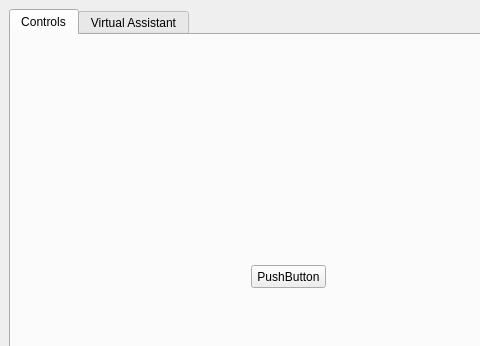
Above: UI/MainWindow.ui from ashwinpilgaonkar/Flick before the change; both pictures show x 0 to 480 and y 0 to 346 of the 842 by 603 pixel window. Below: the same form after it.
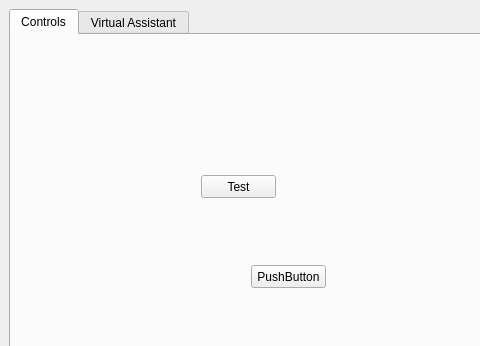
That is the form after the change. The open tabs and pages were chosen to show the change.

```diff
--- a/UI/MainWindow.ui
+++ b/UI/MainWindow.ui
@@ -46,6 +46,19 @@
          <string>PushButton</string>
         </property>
        </widget>
+       <widget class="QPushButton" name="pushButton">
+        <property name="geometry">
+         <rect>
+          <x>190</x>
+          <y>140</y>
+          <width>75</width>
+          <height>23</height>
+         </rect>
+        </property>
+        <property name="text">
+         <string>Test</string>
+        </property>
+       </widget>
       </widget>
       <widget class="QWidget" name="TabVA">
        <attribute name="title">
```
